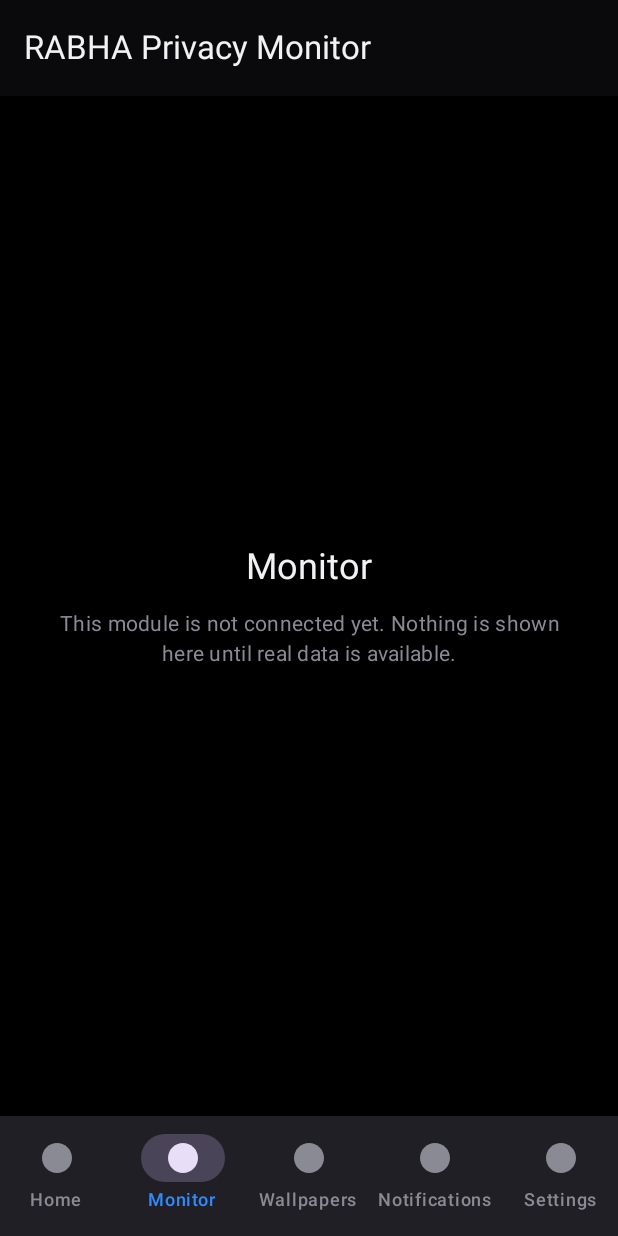
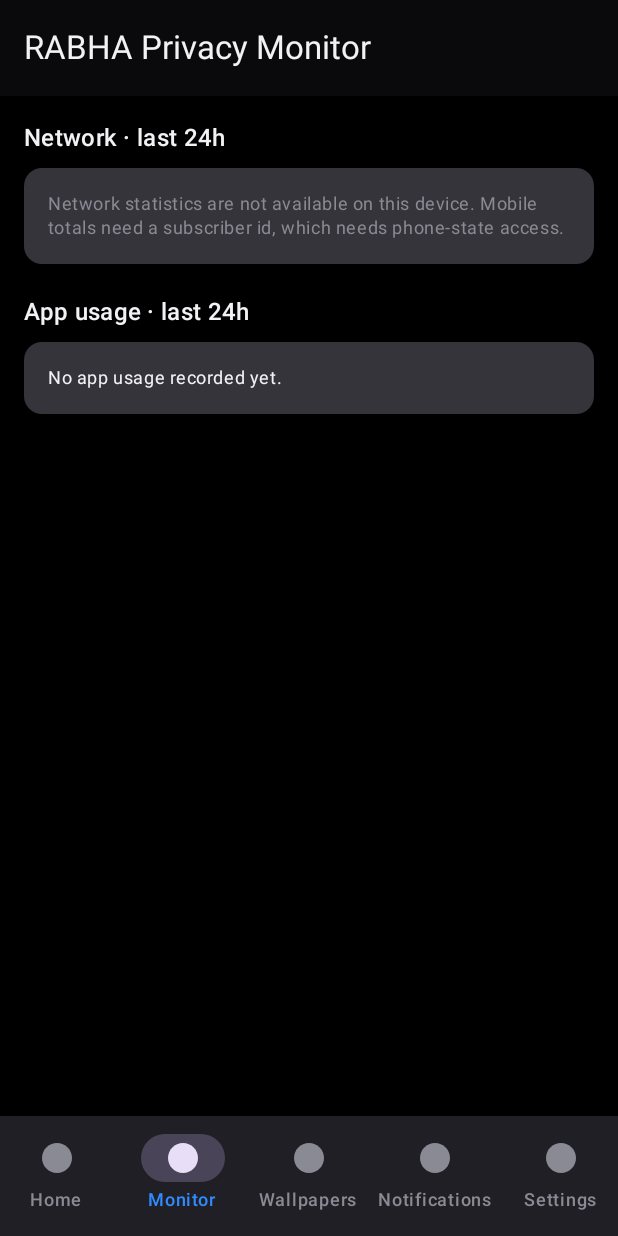
Before and after one commit to nagraj2317/RABHA, an Android app built with Jetpack Compose: the screen it shows after launch (MainActivity), item 2 of the bottom bar chosen, on a phone screen of 412 x 824 dp. Run offline under Robolectric (Android 15) with nearby library versions, the phone set to English and light mode, and no system bars; 1 statement that could not run was skipped.

Commit message:
Connect monitoring module: network totals and app usage

```diff
--- /dev/null
+++ b/android/app/src/main/java/ai/rabha/monitor/monitor/MonitoringRepository.kt
@@ -0,0 +1,89 @@
+package ai.rabha.monitor.monitor
+
+import android.app.AppOpsManager
+import android.app.usage.NetworkStatsManager
+import android.app.usage.UsageStatsManager
+import android.content.Context
+import android.net.ConnectivityManager
+import android.os.Process
+
+sealed interface MonitorState<out T> {
+    data class Available<T>(val value: T) : MonitorState<T>
+    data class Unavailable(val reason: String) : MonitorState<Nothing>
+}
+
+data class Traffic(val uploadBytes: Long, val downloadBytes: Long)
+data class AppUsage(val packageName: String, val label: String, val usageMs: Long)
+
+class MonitoringRepository(private val context: Context) {
+
+    fun hasUsageAccess(): Boolean {
+        val appOps = context.getSystemService(Context.APP_OPS_SERVICE) as AppOpsManager
+        val mode = appOps.unsafeCheckOpNoThrow(
+            AppOpsManager.OPSTR_GET_USAGE_STATS,
+            Process.myUid(),
+            context.packageName
+        )
+        return mode == AppOpsManager.MODE_ALLOWED
+    }
+
+    fun usageToday(): MonitorState<List<AppUsage>> {
+        if (!hasUsageAccess()) {
+            return MonitorState.Unavailable(
+                "Usage access is not granted. Android returns nothing without it, so no numbers are shown."
+            )
+        }
+        val usm = context.getSystemService(Context.USAGE_STATS_SERVICE) as UsageStatsManager
+        val end = System.currentTimeMillis()
+        val start = end - 24L * 60L * 60L * 1000L
+        val stats = try {
+            usm.queryUsageStats(UsageStatsManager.INTERVAL_DAILY, start, end)
+        } catch (e: Exception) {
+            return MonitorState.Unavailable(
+                "The system did not return usage data: " + (e.message ?: e.javaClass.simpleName)
+            )
+        } ?: return MonitorState.Unavailable("The system returned no usage data.")
+
+        val pm = context.packageManager
+        val rows = stats
+            .filter { it.totalTimeInForeground > 0L }
+            .sortedByDescending { it.totalTimeInForeground }
+            .take(15)
+            .map { s ->
+                val label = runCatching {
+                    pm.getApplicationLabel(pm.getApplicationInfo(s.packageName, 0)).toString()
+                }.getOrDefault(s.packageName)
+                AppUsage(s.packageName, label, s.totalTimeInForeground)
+            }
+        return MonitorState.Available(rows)
+    }
+
+    fun traffic(): MonitorState<Traffic> {
+        val nsm = context.getSystemService(Context.NETWORK_STATS_SERVICE) as NetworkStatsManager
+        val end = System.currentTimeMillis()
+        val start = end - 24L * 60L * 60L * 1000L
+        var up = 0L
+        var down = 0L
+        var any = false
+        val types = listOf(ConnectivityManager.TYPE_WIFI, ConnectivityManager.TYPE_MOBILE)
+        for (type in types) {
+            try {
+                val bucket = nsm.querySummaryForDevice(type, null, start, end)
+                if (bucket != null) {
+                    up += bucket.txBytes
+                    down += bucket.rxBytes
+                    any = true
+                }
+            } catch (e: Exception) {
+                // mobile totals need a subscriber id (READ_PHONE_STATE); skipped when absent
+            }
+        }
+        return if (any) {
+            MonitorState.Available(Traffic(up, down))
+        } else {
+            MonitorState.Unavailable(
+                "Network statistics are not available on this device. Mobile totals need a subscriber id, which needs phone-state access."
+            )
+        }
+    }
+}
--- /dev/null
+++ b/android/app/src/main/java/ai/rabha/monitor/ui/MonitorScreen.kt
@@ -0,0 +1,143 @@
+package ai.rabha.monitor.ui
+
+import android.content.Intent
+import android.provider.Settings
+import androidx.compose.foundation.layout.Arrangement
+import androidx.compose.foundation.layout.Column
+import androidx.compose.foundation.layout.Row
+import androidx.compose.foundation.layout.Spacer
+import androidx.compose.foundation.layout.fillMaxSize
+import androidx.compose.foundation.layout.fillMaxWidth
+import androidx.compose.foundation.layout.height
+import androidx.compose.foundation.layout.padding
+import androidx.compose.foundation.rememberScrollState
+import androidx.compose.foundation.verticalScroll
+import androidx.compose.material3.Button
+import androidx.compose.material3.Card
+import androidx.compose.material3.MaterialTheme
+import androidx.compose.material3.Text
+import androidx.compose.runtime.Composable
+import androidx.compose.runtime.LaunchedEffect
+import androidx.compose.runtime.getValue
+import androidx.compose.runtime.mutableStateOf
+import androidx.compose.runtime.remember
+import androidx.compose.runtime.setValue
+import androidx.compose.ui.Modifier
+import androidx.compose.ui.platform.LocalContext
+import androidx.compose.ui.unit.dp
+import ai.rabha.monitor.monitor.AppUsage
+import ai.rabha.monitor.monitor.MonitorState
+import ai.rabha.monitor.monitor.MonitoringRepository
+import ai.rabha.monitor.monitor.Traffic
+import kotlinx.coroutines.Dispatchers
+import kotlinx.coroutines.withContext
+
+private fun bytes(v: Long): String {
+    val kb = v / 1024.0
+    val mb = kb / 1024.0
+    val gb = mb / 1024.0
+    return when {
+        gb >= 1.0 -> String.format("%.2f GB", gb)
+        mb >= 1.0 -> String.format("%.1f MB", mb)
+        else -> String.format("%.0f KB", kb)
+    }
+}
+
+private fun duration(ms: Long): String {
+    val mins = ms / 60000
+    val h = mins / 60
+    val m = mins % 60
+    return if (h > 0) "${h}h ${m}m" else "${m}m"
+}
+
+@Composable
+fun MonitorScreen() {
+    val context = LocalContext.current
+    var usage by remember { mutableStateOf<MonitorState<List<AppUsage>>?>(null) }
+    var traffic by remember { mutableStateOf<MonitorState<Traffic>?>(null) }
+
+    LaunchedEffect(Unit) {
+        withContext(Dispatchers.IO) {
+            val repo = MonitoringRepository(context)
+            traffic = repo.traffic()
+            usage = repo.usageToday()
+        }
+    }
+
+    Column(
+        modifier = Modifier
+            .fillMaxSize()
+            .verticalScroll(rememberScrollState())
+            .padding(16.dp)
+    ) {
+        Text("Network · last 24h", style = MaterialTheme.typography.titleMedium)
+        Spacer(Modifier.height(8.dp))
+        Card(modifier = Modifier.fillMaxWidth()) {
+            Column(Modifier.padding(16.dp)) {
+                when (val t = traffic) {
+                    null -> Text("Reading…", style = MaterialTheme.typography.bodyMedium)
+                    is MonitorState.Available -> {
+                        Row(Modifier.fillMaxWidth(), horizontalArrangement = Arrangement.SpaceBetween) {
+                            Text("Upload", style = MaterialTheme.typography.bodyMedium)
+                            Text(bytes(t.value.uploadBytes), style = MaterialTheme.typography.bodyMedium)
+                        }
+                        Spacer(Modifier.height(6.dp))
+                        Row(Modifier.fillMaxWidth(), horizontalArrangement = Arrangement.SpaceBetween) {
+                            Text("Download", style = MaterialTheme.typography.bodyMedium)
+                            Text(bytes(t.value.downloadBytes), style = MaterialTheme.typography.bodyMedium)
+                        }
+                    }
+                    is MonitorState.Unavailable -> Text(
+                        t.reason,
+                        style = MaterialTheme.typography.bodySmall,
+                        color = MaterialTheme.colorScheme.onSurfaceVariant
+                    )
+                }
+            }
+        }
+
+        Spacer(Modifier.height(20.dp))
+        Text("App usage · last 24h", style = MaterialTheme.typography.titleMedium)
+        Spacer(Modifier.height(8.dp))
+        Card(modifier = Modifier.fillMaxWidth()) {
+            Column(Modifier.padding(16.dp)) {
+                when (val u = usage) {
+                    null -> Text("Reading…", style = MaterialTheme.typography.bodyMedium)
+                    is MonitorState.Unavailable -> {
+                        Text(
+                            u.reason,
+                            style = MaterialTheme.typography.bodySmall,
+                            color = MaterialTheme.colorScheme.onSurfaceVariant
+                        )
+                        Spacer(Modifier.height(10.dp))
+                        Button(onClick = {
+                            val i = Intent(Settings.ACTION_USAGE_ACCESS_SETTINGS)
+                            i.addFlags(Intent.FLAG_ACTIVITY_NEW_TASK)
+                            context.startActivity(i)
+                        }) { Text("Open usage access settings") }
+                    }
+                    is MonitorState.Available -> {
+                        if (u.value.isEmpty()) {
+                            Text("No app usage recorded yet.", style = MaterialTheme.typography.bodySmall)
+                        } else {
+                            u.value.forEach { row ->
+                                Row(
+                                    Modifier.fillMaxWidth(),
+                                    horizontalArrangement = Arrangement.SpaceBetween
+                                ) {
+                                    Text(
+                                        row.label,
+                                        style = MaterialTheme.typography.bodyMedium,
+                                        modifier = Modifier.padding(end = 12.dp)
+                                    )
+                                    Text(duration(row.usageMs), style = MaterialTheme.typography.bodyMedium)
+                                }
+                                Spacer(Modifier.height(6.dp))
+                            }
+                        }
+                    }
+                }
+            }
+        }
+    }
+}
--- a/android/app/src/main/java/ai/rabha/monitor/ui/RabhaApp.kt
+++ b/android/app/src/main/java/ai/rabha/monitor/ui/RabhaApp.kt
@@ -63,10 +63,14 @@ fun RabhaApp() {
                 .fillMaxSize(),
             contentAlignment = Alignment.Center
         ) {
-            UnavailableState(
-                title = selected.label,
-                reason = "This module is not connected yet. Nothing is shown here until real data is available."
-            )
+            if (selected == RabhaTab.Monitor) {
+                MonitorScreen()
+            } else {
+                UnavailableState(
+                    title = selected.label,
+                    reason = "This module is not connected yet. Nothing is shown here until real data is available."
+                )
+            }
         }
     }
 }
```
Also changed, not shown: android/app/src/main/AndroidManifest.xml (+6 -1 lines).
